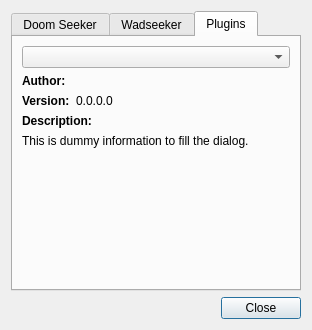
Before: the Qt Designer form src/gui/aboutDlg.ui in Destroyerrrocket/doomseeker-unofficial, drawn with Qt 5.
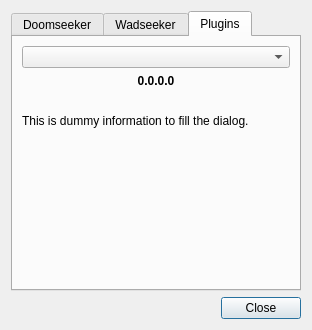
After: the same form once the commit is applied. The open tabs and pages were chosen to show the change.

Commit message: - A stripped down version of the create server dialog will be prompted upon attempting to join an empty Chocolate Doom server.

Diff of the .ui file:
```diff
--- a/src/gui/aboutDlg.ui
+++ b/src/gui/aboutDlg.ui
@@ -39,7 +39,7 @@
      </property>
      <widget class="QWidget" name="tab">
       <attribute name="title">
-       <string>Doom Seeker</string>
+       <string>Doomseeker</string>
       </attribute>
       <layout class="QVBoxLayout" name="verticalLayout_2">
        <item>
@@ -323,56 +323,59 @@
         <widget class="QComboBox" name="pluginBox"/>
        </item>
        <item>
-        <layout class="QFormLayout" name="formLayout">
-         <property name="rowWrapPolicy">
-          <enum>QFormLayout::WrapLongRows</enum>
-         </property>
-         <item row="0" column="0">
-          <widget class="QLabel" name="label_4">
-           <property name="text">
-            <string>&lt;b&gt;Author:&lt;/b</string>
-           </property>
-          </widget>
-         </item>
-         <item row="1" column="0">
-          <widget class="QLabel" name="label_5">
-           <property name="text">
-            <string>&lt;!DOCTYPE HTML PUBLIC &quot;-//W3C//DTD HTML 4.0//EN&quot; &quot;http://www.w3.org/TR/REC-html40/strict.dtd&quot;&gt;
-&lt;html&gt;&lt;head&gt;&lt;meta name=&quot;qrichtext&quot; content=&quot;1&quot; /&gt;&lt;style type=&quot;text/css&quot;&gt;
-p, li { white-space: pre-wrap; }
-&lt;/style&gt;&lt;/head&gt;&lt;body style=&quot; font-family:'DejaVu Sans'; font-size:9pt; font-weight:400; font-style:normal;&quot;&gt;
-&lt;p style=&quot; margin-top:0px; margin-bottom:0px; margin-left:0px; margin-right:0px; -qt-block-indent:0; text-indent:0px;&quot;&gt;&lt;span style=&quot; font-weight:600;&quot;&gt;Version:&lt;/span&gt;&lt;/p&gt;&lt;/body&gt;&lt;/html&gt;</string>
-           </property>
-          </widget>
-         </item>
-         <item row="0" column="1">
-          <widget class="QLabel" name="pluginAuthor">
-           <property name="text">
-            <string>&lt;Plugin Author&gt;</string>
-           </property>
-          </widget>
-         </item>
-         <item row="1" column="1">
+        <layout class="QVBoxLayout" name="verticalLayout_5">
+         <item>
           <widget class="QLabel" name="pluginVersion">
+           <property name="font">
+            <font>
+             <weight>75</weight>
+             <bold>true</bold>
+            </font>
+           </property>
            <property name="text">
             <string>0.0.0.0</string>
            </property>
+           <property name="alignment">
+            <set>Qt::AlignCenter</set>
+           </property>
           </widget>
          </item>
-         <item row="2" column="0">
-          <widget class="QLabel" name="label_6">
+         <item>
+          <widget class="QLabel" name="pluginAuthor">
+           <property name="font">
+            <font>
+             <weight>75</weight>
+             <bold>true</bold>
+            </font>
+           </property>
            <property name="text">
-            <string>&lt;b&gt;Description:&lt;/b&gt;</string>
+            <string>&lt;Plugin Author&gt;</string>
+           </property>
+           <property name="alignment">
+            <set>Qt::AlignCenter</set>
            </property>
           </widget>
          </item>
-         <item row="2" column="1">
+         <item>
           <widget class="QLabel" name="pluginDescription">
            <property name="text">
             <string>This is dummy information to fill the dialog.</string>
            </property>
           </widget>
          </item>
+         <item>
+          <spacer name="verticalSpacer_3">
+           <property name="orientation">
+            <enum>Qt::Vertical</enum>
+           </property>
+           <property name="sizeHint" stdset="0">
+            <size>
+             <width>20</width>
+             <height>40</height>
+            </size>
+           </property>
+          </spacer>
+         </item>
         </layout>
        </item>
       </layout>
```
The commit also changes 12 other files.
